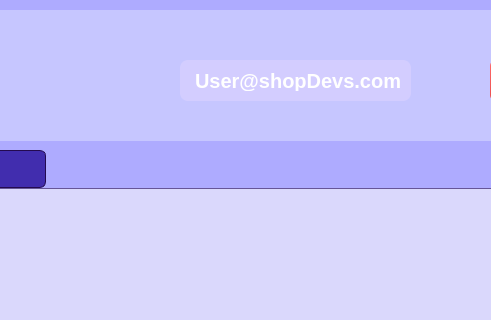
First picture: the form in mainwindow.ui, repository MontaCHOUIG/MallFlow, before the edit; both pictures show x 750 to 1241 and y 0 to 320 of the 1390 by 800 pixel window.
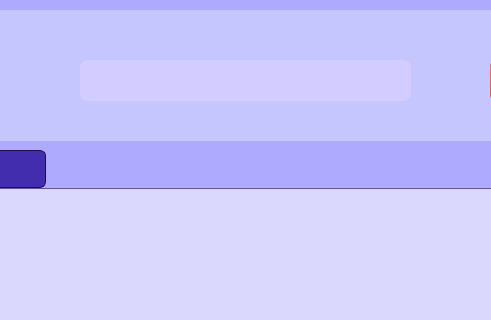
Second picture: the form after the edit. Icons and pictures are not drawn.

The edit to the form file:
```diff
--- a/mainwindow.ui
+++ b/mainwindow.ui
@@ -1165,9 +1165,9 @@
     <widget class="QLabel" name="label_6">
      <property name="geometry">
       <rect>
-       <x>710</x>
+       <x>610</x>
        <y>50</y>
-       <width>231</width>
+       <width>331</width>
        <height>41</height>
       </rect>
      </property>
@@ -1184,7 +1184,7 @@
 </string>
      </property>
      <property name="text">
-      <string>User@shopDevs.com</string>
+      <string/>
      </property>
     </widget>
     <widget class="QLabel" name="Sp_Label_Titre">
```
Left out of the diff: 4 changed lines with no effect on the pictures.
